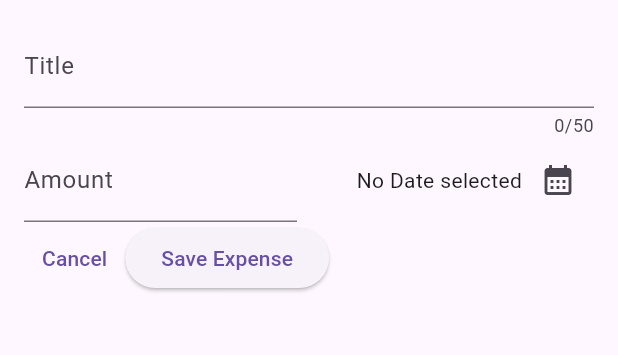
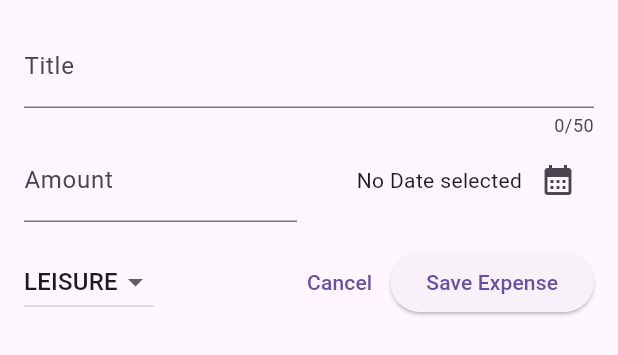
Before and after one commit to DenisLobur/expenses_tracker, a Flutter app: the NewExpense widget shown alone on an empty page, opened directly, on a phone screen of 412 x 824 dp. Shown: the top 355 px of the screen. Run offline on Flutter 3.47's test engine with Material 2 defaults, Android fonts, the phone set to English and light mode, and no system bars.

Commit message:
Add categories DropDown button (20)

```diff
--- a/lib/widgets/new_expense.dart
+++ b/lib/widgets/new_expense.dart
@@ -14,6 +14,7 @@ class _NewExpenseState extends State<NewExpense> {
   final _titleController = TextEditingController();
   final _amountController = TextEditingController();
   DateTime? _selectedDate;
+  Category _selectedCategory = Category.leisure;
 
   void _presentDatePicker() async {
     final now = DateTime.now();
@@ -74,8 +75,28 @@ class _NewExpenseState extends State<NewExpense> {
               ))
             ],
           ),
+          const SizedBox(height: 16),
           Row(
             children: [
+              DropdownButton(
+                  value: _selectedCategory,
+                  items: Category.values
+                      .map(
+                        (category) => DropdownMenuItem(
+                          value: category,
+                          child: Text(category.name.toUpperCase()),
+                        ),
+                      )
+                      .toList(),
+                  onChanged: (value) {
+                    if (value == null) {
+                      return;
+                    }
+                    setState(() {
+                      _selectedCategory = value;
+                    });
+                  }),
+              const Spacer(),
               TextButton(
                   onPressed: () => Navigator.pop(context),
                   child: const Text('Cancel')),
```
